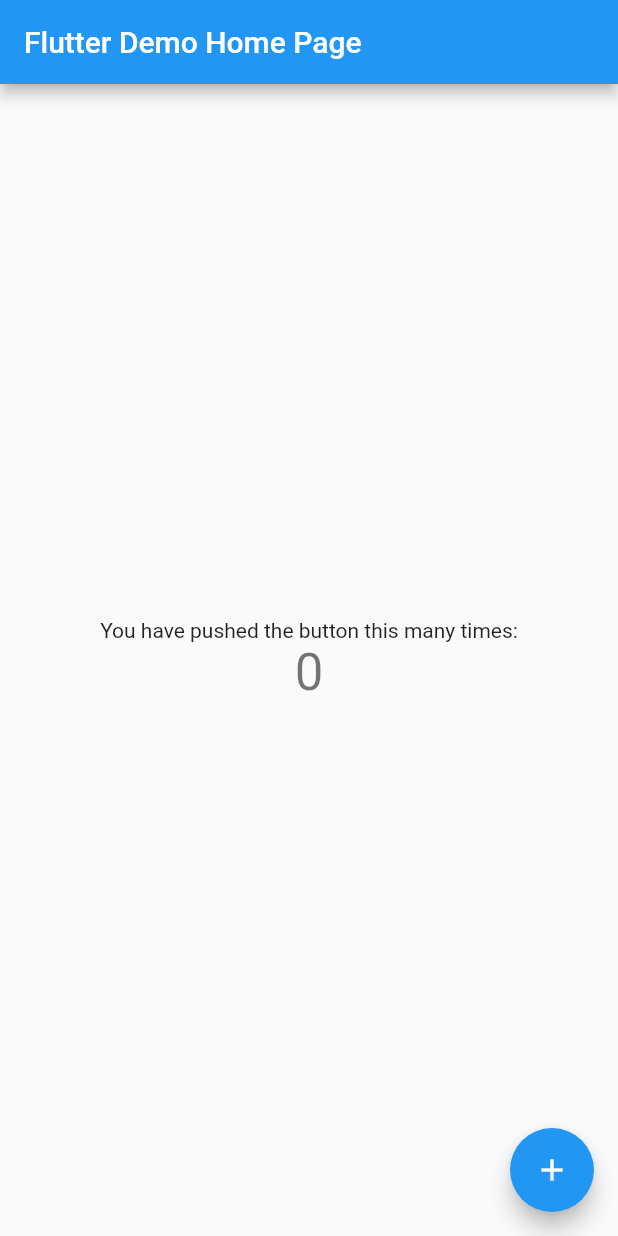
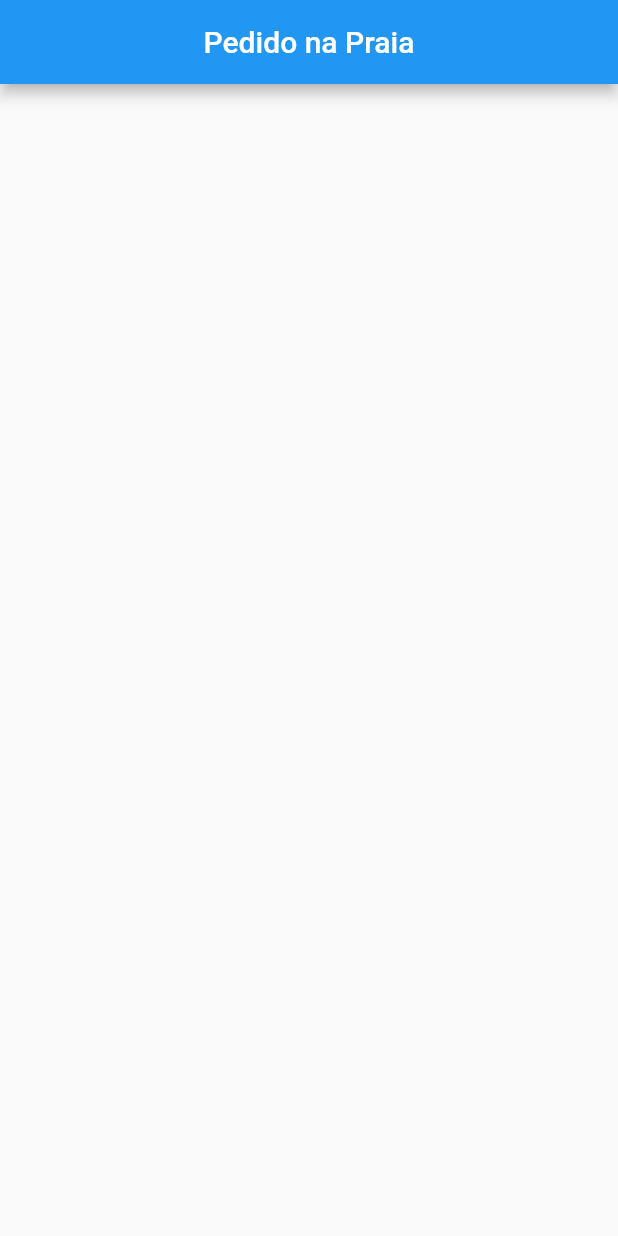
Before and after one commit to ErissonCoder/App_pedidos_naPraia, a Flutter app: the screen it shows after launch, on a phone screen of 412 x 824 dp. Run offline on Flutter 3.47's test engine with Material 2 defaults, Android fonts, the phone set to English and light mode, and no system bars.

Commit message:
Configurou a primeira pagina

```diff
--- a/lib/main.dart
+++ b/lib/main.dart
@@ -1,3 +1,4 @@
+import 'package:App_pedidos_naPraia/telas/PrimeiraTela.dart';
 import 'package:flutter/material.dart';
 
 void main() {
@@ -10,108 +11,12 @@ class MyApp extends StatelessWidget {
   Widget build(BuildContext context) {
     return MaterialApp(
       title: 'Flutter Demo',
+      debugShowCheckedModeBanner: false,
       theme: ThemeData(
-        // This is the theme of your application.
-        //
-        // Try running your application with "flutter run". You'll see the
-        // application has a blue toolbar. Then, without quitting the app, try
-        // changing the primarySwatch below to Colors.green and then invoke
-        // "hot reload" (press "r" in the console where you ran "flutter run",
-        // or simply save your changes to "hot reload" in a Flutter IDE).
-        // Notice that the counter didn't reset back to zero; the application
-        // is not restarted.
         primarySwatch: Colors.blue,
-        // This makes the visual density adapt to the platform that you run
-        // the app on. For desktop platforms, the controls will be smaller and
-        // closer together (more dense) than on mobile platforms.
         visualDensity: VisualDensity.adaptivePlatformDensity,
       ),
-      home: MyHomePage(title: 'Flutter Demo Home Page'),
+      home: PrimeiraTela(),
     );
   }
 }
-
-class MyHomePage extends StatefulWidget {
-  MyHomePage({Key key, this.title}) : super(key: key);
-
-  // This widget is the home page of your application. It is stateful, meaning
-  // that it has a State object (defined below) that contains fields that affect
-  // how it looks.
-
-  // This class is the configuration for the state. It holds the values (in this
-  // case the title) provided by the parent (in this case the App widget) and
-  // used by the build method of the State. Fields in a Widget subclass are
-  // always marked "final".
-
-  final String title;
-
-  @override
-  _MyHomePageState createState() => _MyHomePageState();
-}
-
-class _MyHomePageState extends State<MyHomePage> {
-  int _counter = 0;
-
-  void _incrementCounter() {
-    setState(() {
-      // This call to setState tells the Flutter framework that something has
-      // changed in this State, which causes it to rerun the build method below
-      // so that the display can reflect the updated values. If we changed
-      // _counter without calling setState(), then the build method would not be
-      // called again, and so nothing would appear to happen.
-      _counter++;
-    });
-  }
-
-  @override
-  Widget build(BuildContext context) {
-    // This method is rerun every time setState is called, for instance as done
-    // by the _incrementCounter method above.
-    //
-    // The Flutter framework has been optimized to make rerunning build methods
-    // fast, so that you can just rebuild anything that needs updating rather
-    // than having to individually change instances of widgets.
-    return Scaffold(
-      appBar: AppBar(
-        // Here we take the value from the MyHomePage object that was created by
-        // the App.build method, and use it to set our appbar title.
-        title: Text(widget.title),
-      ),
-      body: Center(
-        // Center is a layout widget. It takes a single child and positions it
-        // in the middle of the parent.
-        child: Column(
-          // Column is also a layout widget. It takes a list of children and
-          // arranges them vertically. By default, it sizes itself to fit its
-          // children horizontally, and tries to be as tall as its parent.
-          //
-          // Invoke "debug painting" (press "p" in the console, choose the
-          // "Toggle Debug Paint" action from the Flutter Inspector in Android
-          // Studio, or the "Toggle Debug Paint" command in Visual Studio Code)
-          // to see the wireframe for each widget.
-          //
-          // Column has various properties to control how it sizes itself and
-          // how it positions its children. Here we use mainAxisAlignment to
-          // center the children vertically; the main axis here is the vertical
-          // axis because Columns are vertical (the cross axis would be
-          // horizontal).
-          mainAxisAlignment: MainAxisAlignment.center,
-          children: <Widget>[
-            Text(
-              'You have pushed the button this many times:',
-            ),
-            Text(
-              '$_counter',
-              style: Theme.of(context).textTheme.headline4,
-            ),
-          ],
-        ),
-      ),
-      floatingActionButton: FloatingActionButton(
-        onPressed: _incrementCounter,
-        tooltip: 'Increment',
-        child: Icon(Icons.add),
-      ), // This trailing comma makes auto-formatting nicer for build methods.
-    );
-  }
-}
--- /dev/null
+++ b/lib/telas/PrimeiraTela.dart
@@ -0,0 +1,23 @@
+
+import 'package:flutter/material.dart';
+
+class PrimeiraTela extends StatefulWidget {
+  const PrimeiraTela({Key key}) : super(key: key);
+
+  @override
+  _PrimeiraTelaState createState() => _PrimeiraTelaState();
+}
+
+class _PrimeiraTelaState extends State<PrimeiraTela> {
+  @override
+  Widget build(BuildContext context) {
+    return Scaffold(
+      appBar: AppBar(
+        centerTitle: true,
+        title: Text(
+          "Pedido na Praia"
+        )
+      ),
+    );
+  }
+}
```
Also changed, not shown: 1 other file.
